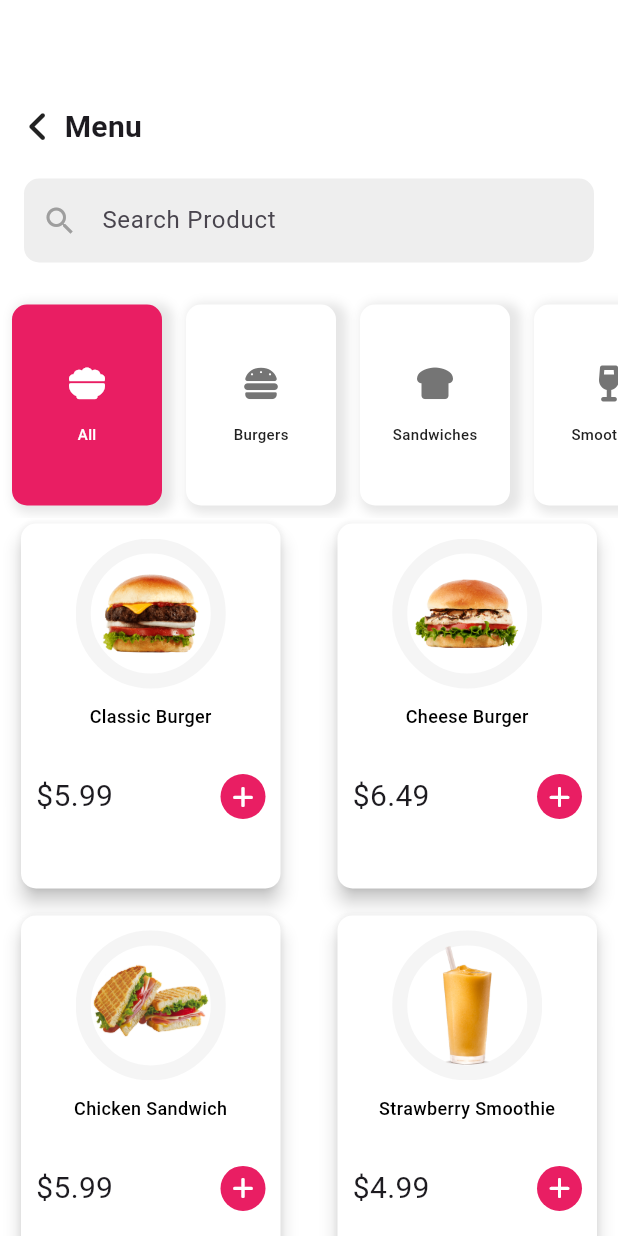
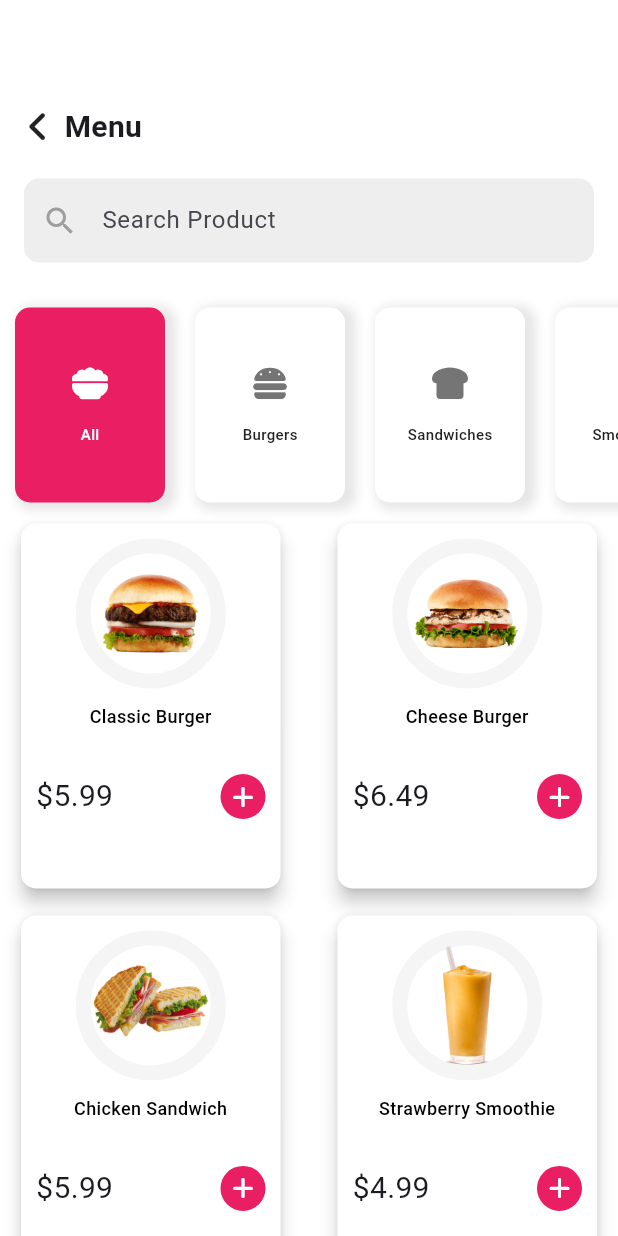
Before and after one commit to aeprodigy/point_of_sale_system, a Flutter app: the HomeScreen screen opened directly, on a phone screen of 412 x 824 dp. Run offline on Flutter 3.47's test engine with Material 3 defaults, Android fonts, the phone set to English and light mode, and no system bars; our stand-ins replace font_awesome_flutter.

Commit message:
categories filter

```diff
--- a/lib/views/screens/home_screen.dart
+++ b/lib/views/screens/home_screen.dart
@@ -92,7 +92,7 @@ class _HomeScreenState extends State<HomeScreen> {
                 final isSelected = selectedCategory == category['label'];
 
                 return Padding(
-                  padding: const EdgeInsets.all(8.0),
+                  padding: const EdgeInsets.all(10.0),
                   child: GestureDetector(
                     onTap: () {
                       setState(() {
```
